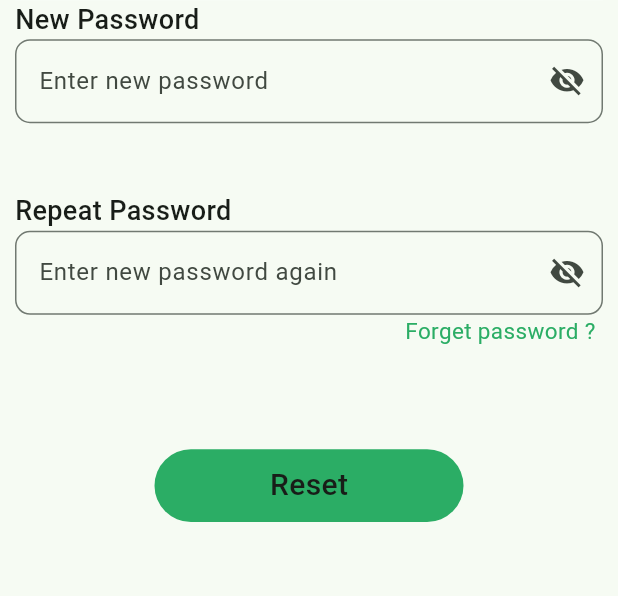
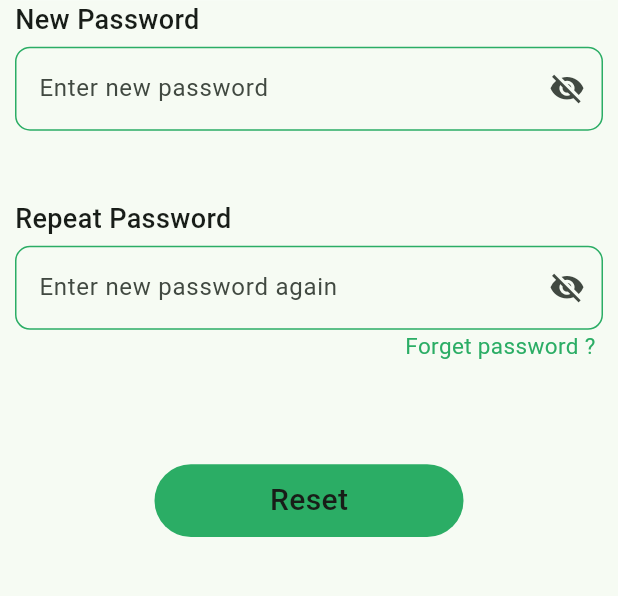
Before and after one commit to umangk007/ticket_resolver_system, a Flutter app: the screen it shows after launch, after a tap on "Login", on a phone screen of 412 x 824 dp, the part 353-949 px from its top. Run offline on Flutter 3.47's test engine with Material 2 defaults, Android fonts, the phone set to English and light mode, and no system bars; our stand-ins replace signature.

Commit message:
text field ui updated

```diff
--- a/lib/screens/homepage_screen.dart
+++ b/lib/screens/homepage_screen.dart
@@ -39,7 +39,7 @@ class _HomePageState extends State<HomePage> {
               children: [
                 SmallText(text: "Complain "),
                 DiscriptiveText(
-                  text: "Somthing is not working",
+                  text: "Something is not working",
                 )
               ],
             ),
@@ -99,7 +99,7 @@ class _HomePageState extends State<HomePage> {
               children: [
                 const SmallText(text: "Address"),
                 SizedBox(
-                  width: screenWidth(context, dividedBy: 1.6),
+                  width: screenWidth(context, dividedBy: 1.7),
                   height: screenHeight(context, dividedBy: 7.5),
                   child: const DiscriptiveText(text: text, maxline: 4),
                 )
--- a/lib/screens/login_screen.dart
+++ b/lib/screens/login_screen.dart
@@ -47,14 +47,20 @@ class _LoginScreenState extends State<LoginScreen> {
                   const Text("Username",
                       style:
                           TextStyle(fontSize: 18, fontWeight: FontWeight.w500)),
+                  const SizedBox(height: 5,),
                   TextFormField(
                     controller: usernameController,
                     decoration: InputDecoration(
                       focusColor: green,
+                      enabledBorder: OutlineInputBorder(
+                          borderSide: const BorderSide(color: green),borderRadius: BorderRadius.circular(10)),
+                      disabledBorder: OutlineInputBorder(
+                          borderSide: const BorderSide(color: green),borderRadius: BorderRadius.circular(10)),
                       border: OutlineInputBorder(
                         borderRadius: BorderRadius.circular(10),
                       ),
                       hintText: "Enter your Email or Mobile no..",
+                      hintStyle: const TextStyle(fontWeight: FontWeight.normal),
                       suffixIcon: (usernameEmpty)
                           ? const Icon(Icons.person)
                           : IconButton(
@@ -73,14 +79,23 @@ class _LoginScreenState extends State<LoginScreen> {
                   const Text("Password",
                       style:
                           TextStyle(fontSize: 18, fontWeight: FontWeight.w500)),
+                  const SizedBox(height: 5,),
                   TextFormField(
                     controller: passwordController,
                     obscureText: !showPassword,
                     decoration: InputDecoration(
+                      focusColor: green,
+                      enabledBorder: OutlineInputBorder(
+                          borderSide: const BorderSide(color: green),
+                          borderRadius: BorderRadius.circular(10)),
+                      disabledBorder: OutlineInputBorder(
+                          borderSide: const BorderSide(color: green),
+                          borderRadius: BorderRadius.circular(10)),
                       border: OutlineInputBorder(
                         borderRadius: BorderRadius.circular(10),
                       ),
                       hintText: "Enter your Password..",
+                      hintStyle: const TextStyle(fontWeight: FontWeight.normal),
                       suffixIcon: (showPassword)
                           ? IconButton(
                               onPressed: () {
--- a/lib/screens/report_form_screen.dart
+++ b/lib/screens/report_form_screen.dart
@@ -68,7 +68,7 @@ class _ReportFormScreenState extends State<ReportFormScreen> {
                     height: screenHeight(context, dividedBy: 17),
                     padding: const EdgeInsets.only(top: 5),
                     decoration: BoxDecoration(
-                        border: Border.all(),
+                        border: Border.all(color: green),
                         borderRadius: BorderRadius.circular(10)),
                     child: DropdownButton<String>(
                       value: value,
@@ -81,7 +81,7 @@ class _ReportFormScreenState extends State<ReportFormScreen> {
                           color: Colors.black),
                       hint: const Text("Party Name",
                           style:
-                              TextStyle(fontSize: 18, fontWeight: FontWeight.w500)),
+                              TextStyle(fontSize: 18, fontWeight: FontWeight.normal)),
                       items: parties.map(buildMenuItem).toList(),
                       onChanged: (value) => setState(() {
                         this.value = value;
--- a/lib/screens/reset_password_screen.dart
+++ b/lib/screens/reset_password_screen.dart
@@ -43,10 +43,16 @@ class _ResetPasswordScreenState extends State<ResetPasswordScreen> {
                         fontSize: 18,
                         fontWeight: FontWeight.w500,
                       )),
+                  const SizedBox(height: 5,),
                   TextFormField(
                     controller: newpassController,
                     obscureText: !showNewPassword,
                     decoration: InputDecoration(
+                      focusColor: green,
+                      enabledBorder: OutlineInputBorder(
+                          borderSide: const BorderSide(color: green),borderRadius: BorderRadius.circular(10)),
+                      disabledBorder: OutlineInputBorder(
+                          borderSide: const BorderSide(color: green),borderRadius: BorderRadius.circular(10)),
                       border: OutlineInputBorder(
                         borderRadius: BorderRadius.circular(10),
                       ),
@@ -75,10 +81,16 @@ class _ResetPasswordScreenState extends State<ResetPasswordScreen> {
                   const Text("Repeat Password",
                       style:
                           TextStyle(fontSize: 18, fontWeight: FontWeight.w500)),
+                  const SizedBox(height: 5,),
                   TextFormField(
                     controller: repeatpassController,
                     obscureText: !showRepeatPassword,
                     decoration: InputDecoration(
+                      focusColor: green,
+                      enabledBorder: OutlineInputBorder(
+                          borderSide: const BorderSide(color: green),borderRadius: BorderRadius.circular(10)),
+                      disabledBorder: OutlineInputBorder(
+                          borderSide: const BorderSide(color: green),borderRadius: BorderRadius.circular(10)),
                       border: OutlineInputBorder(
                         borderRadius: BorderRadius.circular(10),
                       ),
```
Also changed, not shown: lib/widgets/constant.dart (+12 -4 lines).
